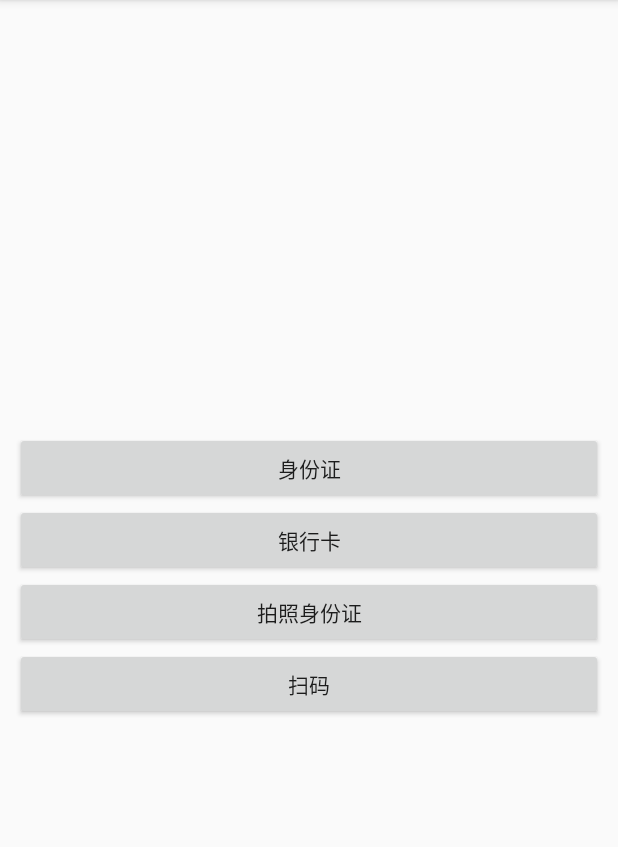
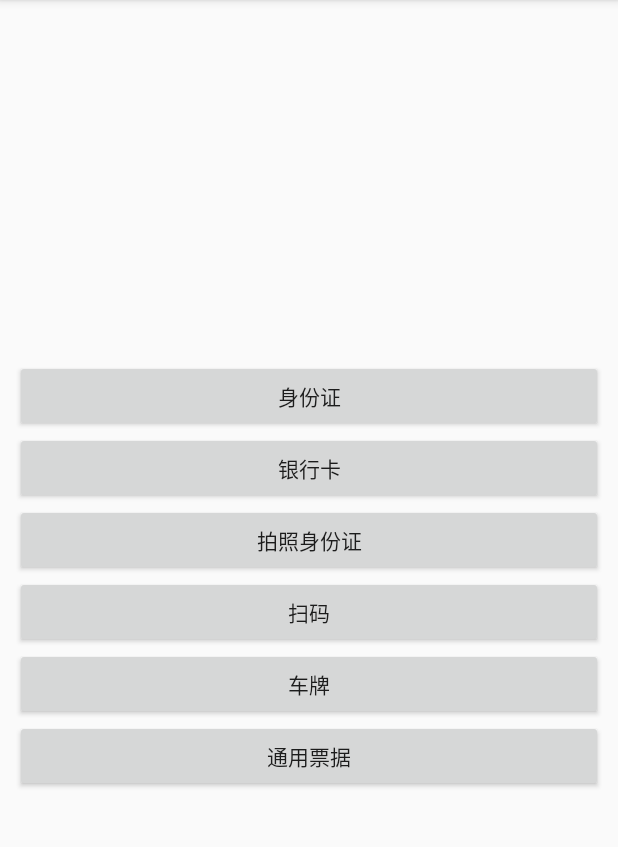
Before and after one commit to gaoguanqi/BaiduOCR, an Android app: the screen it shows after launch (MainActivity), on a phone screen of 412 x 824 dp, the part 84-931 px from its top. Run offline under Robolectric (Android 15) with nearby library versions, the phone set to English and light mode, and no system bars; libraries missing offline, so code that uses them is left out: com.blankj.utilcode, com.tbruyelle.rxpermissions2; 1 statement that could not run was skipped.

Commit message:
车牌和通用票据

```diff
--- a/app/src/main/java/com/maple/baiduocr/MainActivity.kt
+++ b/app/src/main/java/com/maple/baiduocr/MainActivity.kt
@@ -13,10 +13,7 @@ import com.baidu.ocr.sdk.exception.OCRError
 import com.baidu.ocr.sdk.model.AccessToken
 import com.baidu.ocr.ui.camera.CameraNativeHelper
 import com.baidu.ocr.ui.camera.CameraView
-import com.maple.baiduocr.example.BankCardActivity
-import com.maple.baiduocr.example.IDCardActivity
-import com.maple.baiduocr.example.QRCodeActivity
-import com.maple.baiduocr.example.TakeIDCardActivity
+import com.maple.baiduocr.example.*
 import com.maple.baiduocr.utils.LogUtils
 import com.maple.baiduocr.utils.PermissionUtil
 import com.maple.baiduocr.utils.RequestPermission
@@ -35,6 +32,8 @@ class MainActivity : AppCompatActivity(), View.OnClickListener {
         this.findViewById<Button>(R.id.btn_bankcard)?.setOnClickListener(this)
         this.findViewById<Button>(R.id.btn_take_idcard)?.setOnClickListener(this)
         this.findViewById<Button>(R.id.btn_qrcode)?.setOnClickListener(this)
+        this.findViewById<Button>(R.id.btn_license_plate)?.setOnClickListener(this)
+        this.findViewById<Button>(R.id.btn_receipt)?.setOnClickListener(this)
     }
 
     override fun onClick(v: View?) {
@@ -53,6 +52,14 @@ class MainActivity : AppCompatActivity(), View.OnClickListener {
 
             R.id.btn_qrcode ->{
                 applyPermissions(3)
+            }
+
+            R.id.btn_license_plate ->{
+                applyPermissions(4)
+            }
+
+            R.id.btn_receipt ->{
+                applyPermissions(5)
             }
         }
     }
@@ -74,6 +81,12 @@ class MainActivity : AppCompatActivity(), View.OnClickListener {
                     3 ->{
                         startActivity(Intent(this@MainActivity,QRCodeActivity::class.java))
                     }
+                    4 ->{
+                        startActivity(Intent(this@MainActivity,LicensePlateActivity::class.java))
+                    }
+                    5 ->{
+                        startActivity(Intent(this@MainActivity,ReceiptActivity::class.java))
+                    }
                 }
             }
 
--- a/app/src/main/res/layout/activity_main.xml
+++ b/app/src/main/res/layout/activity_main.xml
@@ -32,4 +32,14 @@
         android:layout_width="match_parent"
         android:layout_height="wrap_content"
         android:text="扫码" />
+    <Button
+        android:id="@+id/btn_license_plate"
+        android:layout_width="match_parent"
+        android:layout_height="wrap_content"
+        android:text="车牌" />
+    <Button
+        android:id="@+id/btn_receipt"
+        android:layout_width="match_parent"
+        android:layout_height="wrap_content"
+        android:text="通用票据" />
 </LinearLayout>
```
Also changed, not shown: app/src/main/AndroidManifest.xml (+7 -0 lines), app/src/main/java/com/maple/baiduocr/example/LicensePlateActivity.kt (added, +62 -0 lines), app/src/main/java/com/maple/baiduocr/example/ReceiptActivity.kt (added, +62 -0 lines), app/src/main/res/layout/activity_license_plate.xml (added, +22 -0 lines), app/src/main/res/layout/activity_receipt.xml (added, +22 -0 lines), 1 other file.
